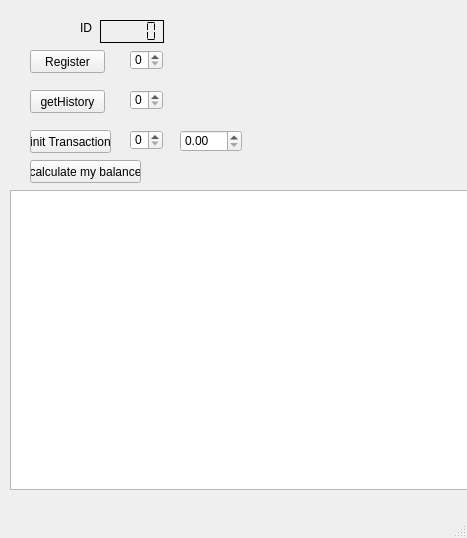
Qt form uis/chainNodeUI.ui (JakubBurczyk/sr_blockchain) before a commit.
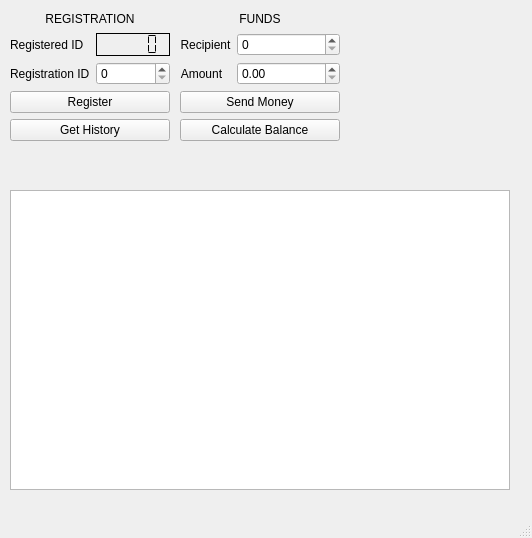
The same form after that commit.

Diff of the .ui file:
```diff
--- a/uis/chainNodeUI.ui
+++ b/uis/chainNodeUI.ui
@@ -6,7 +6,7 @@
    <rect>
     <x>0</x>
     <y>0</y>
-    <width>467</width>
+    <width>532</width>
     <height>538</height>
    </rect>
   </property>
@@ -24,87 +24,107 @@
      </rect>
     </property>
    </widget>
-   <widget class="QPushButton" name="pushButton_calcMyBalance">
+   <widget class="QWidget" name="verticalLayoutWidget">
     <property name="geometry">
      <rect>
-      <x>30</x>
-      <y>160</y>
-      <width>111</width>
-      <height>23</height>
+      <x>180</x>
+      <y>10</y>
+      <width>160</width>
+      <height>131</height>
      </rect>
     </property>
+    <layout class="QVBoxLayout" name="verticalLayout">
+     <item>
+      <widget class="QLabel" name="label_3">
     <property name="text">
-     <string>calculate my balance</string>
-    </property>
-   </widget>
-   <widget class="QPushButton" name="pushButton">
-    <property name="geometry">
-     <rect>
-      <x>30</x>
-      <y>90</y>
-      <width>75</width>
-      <height>23</height>
-     </rect>
-    </property>
+        <string>FUNDS</string>
+       </property>
+       <property name="alignment">
+        <set>Qt::AlignCenter</set>
+       </property>
+      </widget>
+     </item>
+     <item>
+      <layout class="QFormLayout" name="formLayout">
+       <item row="0" column="0">
+        <widget class="QLabel" name="label">
     <property name="text">
-     <string>getHistory</string>
-    </property>
-   </widget>
-   <widget class="QSpinBox" name="spinBox_ROS">
-    <property name="geometry">
-     <rect>
-      <x>130</x>
-      <y>50</y>
-      <width>33</width>
-      <height>20</height>
-     </rect>
-    </property>
-   </widget>
-   <widget class="QPushButton" name="pushButton_register">
-    <property name="geometry">
-     <rect>
-      <x>30</x>
-      <y>50</y>
-      <width>75</width>
-      <height>23</height>
-     </rect>
-    </property>
+          <string>Recipient</string>
+         </property>
+         <property name="alignment">
+          <set>Qt::AlignCenter</set>
+         </property>
+        </widget>
+       </item>
+       <item row="0" column="1">
+        <widget class="QSpinBox" name="spinBox_recipient"/>
+       </item>
+       <item row="1" column="0">
+        <widget class="QLabel" name="label_2">
     <property name="text">
-     <string>Register</string>
-    </property>
-   </widget>
+          <string>Amount</string>
+         </property>
+         <property name="alignment">
+          <set>Qt::AlignCenter</set>
+         </property>
+        </widget>
+       </item>
+       <item row="1" column="1">
+        <widget class="QDoubleSpinBox" name="doubleSpinBox_amount">
+         <property name="maximum">
+          <double>100.000000000000000</double>
+         </property>
+        </widget>
+       </item>
+      </layout>
+     </item>
+     <item>
    <widget class="QPushButton" name="pushButton_initTransaction">
-    <property name="geometry">
-     <rect>
-      <x>30</x>
-      <y>130</y>
-      <width>81</width>
-      <height>23</height>
-     </rect>
-    </property>
+       <property name="text">
+        <string>Send Money</string>
+       </property>
+      </widget>
+     </item>
+     <item>
+      <widget class="QPushButton" name="pushButton_calcMyBalance">
     <property name="text">
-     <string>init Transaction</string>
-    </property>
-   </widget>
-   <widget class="QSpinBox" name="spinBox">
+        <string>Calculate Balance</string>
+       </property>
+      </widget>
+     </item>
+    </layout>
+   </widget>
+   <widget class="QWidget" name="verticalLayoutWidget_2">
     <property name="geometry">
      <rect>
-      <x>130</x>
-      <y>90</y>
-      <width>33</width>
-      <height>20</height>
+      <x>10</x>
+      <y>10</y>
+      <width>160</width>
+      <height>131</height>
      </rect>
     </property>
-   </widget>
+    <layout class="QVBoxLayout" name="verticalLayout_2">
+     <item>
+      <widget class="QLabel" name="label_5">
+       <property name="text">
+        <string>REGISTRATION</string>
+       </property>
+       <property name="alignment">
+        <set>Qt::AlignCenter</set>
+       </property>
+      </widget>
+     </item>
+     <item>
+      <layout class="QFormLayout" name="formLayout_2">
+       <item row="0" column="0">
+        <widget class="QLabel" name="label_id">
+         <property name="text">
+          <string>Registered ID</string>
+         </property>
+        </widget>
+       </item>
+       <item row="0" column="1">
    <widget class="QLCDNumber" name="lcdNumber">
-    <property name="geometry">
-     <rect>
-      <x>100</x>
-      <y>20</y>
-      <width>64</width>
-      <height>23</height>
-     </rect>
-    </property>
     <property name="frameShape">
      <enum>QFrame::Box</enum>
     </property>
@@ -115,41 +135,34 @@
      <enum>QLCDNumber::Flat</enum>
     </property>
    </widget>
-   <widget class="QLabel" name="label_id">
-    <property name="geometry">
-     <rect>
-      <x>80</x>
-      <y>20</y>
-      <width>47</width>
-      <height>16</height>
-     </rect>
-    </property>
+       </item>
+       <item row="1" column="0">
+        <widget class="QLabel" name="label_4">
     <property name="text">
-     <string>ID</string>
-    </property>
-   </widget>
-   <widget class="QDoubleSpinBox" name="doubleSpinBox_amount">
-    <property name="geometry">
-     <rect>
-      <x>180</x>
-      <y>130</y>
-      <width>62</width>
-      <height>22</height>
-     </rect>
-    </property>
-    <property name="maximum">
-     <double>100.000000000000000</double>
-    </property>
-   </widget>
-   <widget class="QSpinBox" name="spinBox_recipient">
-    <property name="geometry">
-     <rect>
-      <x>130</x>
-      <y>130</y>
-      <width>33</width>
-      <height>20</height>
-     </rect>
-    </property>
+          <string>Registration ID</string>
+         </property>
+        </widget>
+       </item>
+       <item row="1" column="1">
+        <widget class="QSpinBox" name="spinBox_ROS"/>
+       </item>
+      </layout>
+     </item>
+     <item>
+      <widget class="QPushButton" name="pushButton_register">
+       <property name="text">
+        <string>Register</string>
+       </property>
+      </widget>
+     </item>
+     <item>
+      <widget class="QPushButton" name="pushButton">
+       <property name="text">
+        <string>Get History</string>
+       </property>
+      </widget>
+     </item>
+    </layout>
    </widget>
   </widget>
   <widget class="QMenuBar" name="menubar">
```
Left out of the diff: 2 changed lines with no effect on the pictures. Lines whose indentation alone changed are shown as unchanged.
